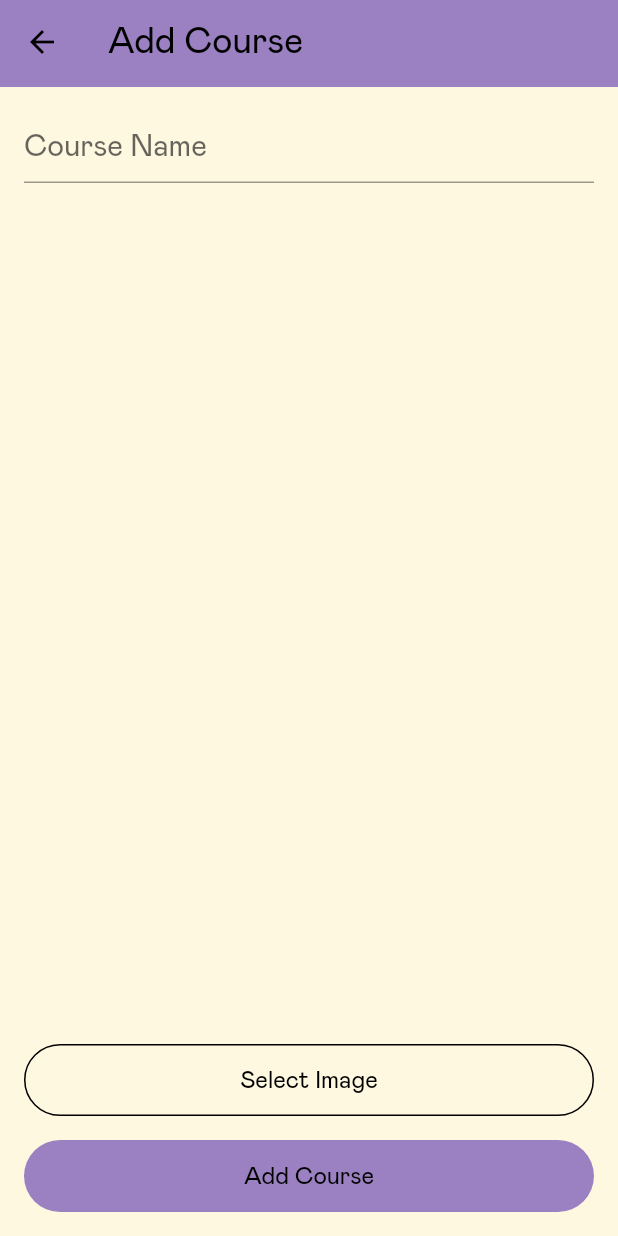
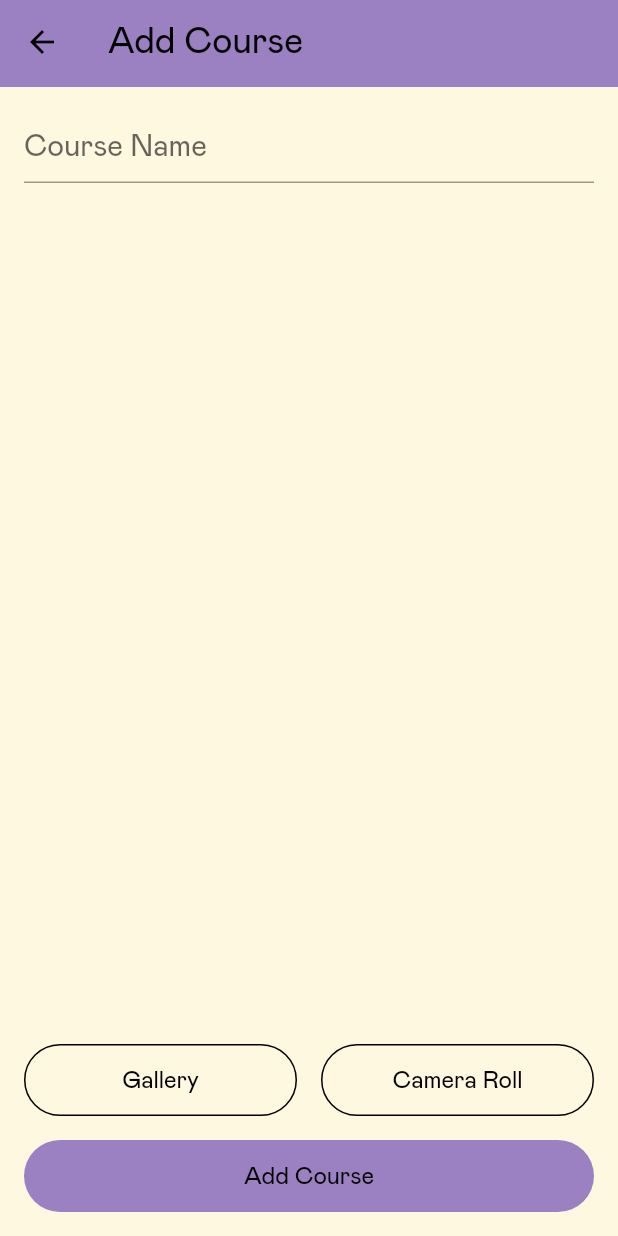
Before and after one commit to nourbeh302/Quizzed, a Flutter app: the AddCourseScreen screen opened by its route, on a phone screen of 412 x 824 dp. Run offline on Flutter 3.47's test engine with Material 2 defaults, Android fonts, the phone set to English and light mode, and no system bars; our stand-ins replace cloud_firestore, firebase_auth, firebase_core, firebase_storage, flutter_svg, image_picker; accounts and stored records are empty.

Commit message:
Adding access to camera roll

```diff
--- a/lib/screens/professor/add_course.dart
+++ b/lib/screens/professor/add_course.dart
@@ -2,8 +2,6 @@ import 'dart:io';
 
 import 'package:flutter/material.dart';
 import 'package:cloud_firestore/cloud_firestore.dart';
-import 'package:file_picker/file_picker.dart';
-import 'package:uuid/uuid.dart';
 
 import 'package:quizzed/constant.dart';
 import 'package:quizzed/models/course.dart';
@@ -11,8 +9,7 @@ import 'package:quizzed/validators/name_validator.dart';
 import 'package:quizzed/widgets/appbar.dart';
 import 'package:quizzed/services/course_service.dart';
 
-// final _formKey = GlobalKey<FormState>(debugLabel: const Uuid().v4());
-final _formKey = Key(const Uuid().v4());
+final _formKey = GlobalKey<FormState>();
 
 class AddCourseScreen extends StatefulWidget {
   const AddCourseScreen({super.key});
@@ -28,8 +25,7 @@ class _AddCourseScreenState extends State<AddCourseScreen> {
   final _nameValidator = NameValidator();
 
   // Define image file
-  PlatformFile? pickedImage;
-  late String downloadUrl;
+  File? pickedImage;
 
   // Define service
   final CourseService _courseService = CourseService();
@@ -54,22 +50,24 @@ class _AddCourseScreenState extends State<AddCourseScreen> {
     super.dispose();
   }
 
-  Future selectFile() async {
-    final result = await _courseService.selectImage();
+  Future<void> selectImageFromGallery() async {
+    final result = await _courseService.selectImageFromGallery();
+    setState(() => pickedImage = result);
+  }
+
+  Future<void> selectImageFromCameraRoll() async {
+    final result = await _courseService.selectImageFromCameraRoll();
     setState(() => pickedImage = result);
   }
 
   Future<void> uploadImage(pickedImage) async {
-    downloadUrl = await _courseService.uploadImage(pickedImage);
+    String downloadUrl = await _courseService.uploadImage(pickedImage);
     Course course = Course(_nameController.text, downloadUrl, Timestamp.now());
     _courseService.addCourse(course);
   }
 
   @override
   Widget build(BuildContext context) {
-    return FutureBuilder(
-        future: uploadImage(pickedImage),
-        builder: (context, snapshot) {
     return Scaffold(
       appBar: const QuizzedAppBar(
         title: "Add Course",
@@ -122,7 +120,7 @@ class _AddCourseScreenState extends State<AddCourseScreen> {
                             Radius.circular(8.0),
                           ),
                           child: Image.file(
-                                  File(pickedImage!.path!),
+                            File(pickedImage!.path),
                             fit: BoxFit.cover,
                             width: double.infinity,
                           ),
@@ -134,16 +132,37 @@ class _AddCourseScreenState extends State<AddCourseScreen> {
             ),
             Column(
               children: [
-                      OutlinedButton(
-                        onPressed: () => selectFile(),
-                        child: Text('Select Image',
+                Row(
+                  children: [
+                    Expanded(
+                      flex: 1,
+                      child: OutlinedButton(
+                        onPressed: () => selectImageFromGallery(),
+                        child: Text('Gallery',
                             style: Theme.of(context).textTheme.labelMedium),
+                      ),
+                    ),
+                    const SizedBox(width: 16),
+                    Expanded(
+                      flex: 1,
+                      child: OutlinedButton(
+                        onPressed: () => selectImageFromCameraRoll(),
+                        child: Text('Camera Roll',
+                            style: Theme.of(context).textTheme.labelMedium),
+                      ),
+                    ), // Empty row slot
+                  ],
                 ),
                 const SizedBox(height: 16),
                 ElevatedButton(
                   onPressed: () {
+                    if (_formKey.currentState!.validate()) {
+                      ScaffoldMessenger.of(context).showSnackBar(
+                        const SnackBar(content: Text('Processing Data')),
+                      );
                       uploadImage(pickedImage);
                       Navigator.pushNamed(context, '/');
+                    }
                   },
                   child: Text('Add Course',
                       style: Theme.of(context).textTheme.labelMedium),
@@ -154,6 +173,5 @@ class _AddCourseScreenState extends State<AddCourseScreen> {
         ),
       ),
     );
-        });
   }
 }
--- a/lib/services/course_service.dart
+++ b/lib/services/course_service.dart
@@ -1,14 +1,16 @@
 import 'dart:io';
 
 import 'package:cloud_firestore/cloud_firestore.dart';
-import 'package:file_picker/file_picker.dart';
 import 'package:firebase_storage/firebase_storage.dart';
+import 'package:image_picker/image_picker.dart';
 import 'package:quizzed/models/course.dart';
 
 class CourseService {
   final FirebaseFirestore _firebaseFirestore = FirebaseFirestore.instance;
   final String _collectionName = 'Courses';
-  PlatformFile? pickedFile;
+  final Reference _ref =
+        FirebaseStorage.instanceFor(bucket: 'gs://quizzed-69c4e.appspot.com')
+            .ref();
 
   Stream<QuerySnapshot> getCourses() =>
       _firebaseFirestore.collection(_collectionName).snapshots();
@@ -21,21 +23,24 @@ class CourseService {
     });
   }
 
-  Future<PlatformFile?> selectImage() async {
-    final result = await FilePicker.platform.pickFiles();
+  Future<File?> selectImageFromCameraRoll() async {
+    final ImagePicker picker = ImagePicker();
+    final XFile? image = await picker.pickImage(source: ImageSource.camera);
 
-    return result?.files.first;
+    return File(image!.path);
   }
 
-  Future<String> uploadImage(PlatformFile? pickedImage) async {
-    final path = 'media/${pickedImage!.name}';
-    final image = File(pickedImage.path!);
+  Future<File?> selectImageFromGallery() async {
+    final ImagePicker picker = ImagePicker();
+    final XFile? image = await picker.pickImage(source: ImageSource.gallery);
 
-    final ref =
-        FirebaseStorage.instanceFor(bucket: 'gs://quizzed-69c4e.appspot.com')
-            .ref()
-            .child(path);
-    Task uploadTask = ref.putFile(image);
+    return File(image!.path);
+  }
+
+  Future<String> uploadImage(File? pickedImage) async {
+    final String bucket = 'media/${pickedImage!.path}';
+    final File image = File(pickedImage.path);
+    final Task uploadTask = _ref.child(bucket).putFile(image);
 
     final snapshot = await uploadTask.whenComplete(() {});
     final urlDownload = await snapshot.ref.getDownloadURL();
--- a/pubspec.yaml
+++ b/pubspec.yaml
@@ -40,8 +40,8 @@ dependencies:
   firebase_auth: ^4.4.0
   cloud_firestore: ^4.5.1
   firebase_storage: ^11.1.0
-  file_picker: ^5.2.9
   uuid: ^3.0.7
+  image_picker: ^0.8.7+3
 
 dev_dependencies:
   flutter_test:
```
Also changed, not shown: pubspec.lock. Lines whose indentation alone changed are shown as unchanged.
